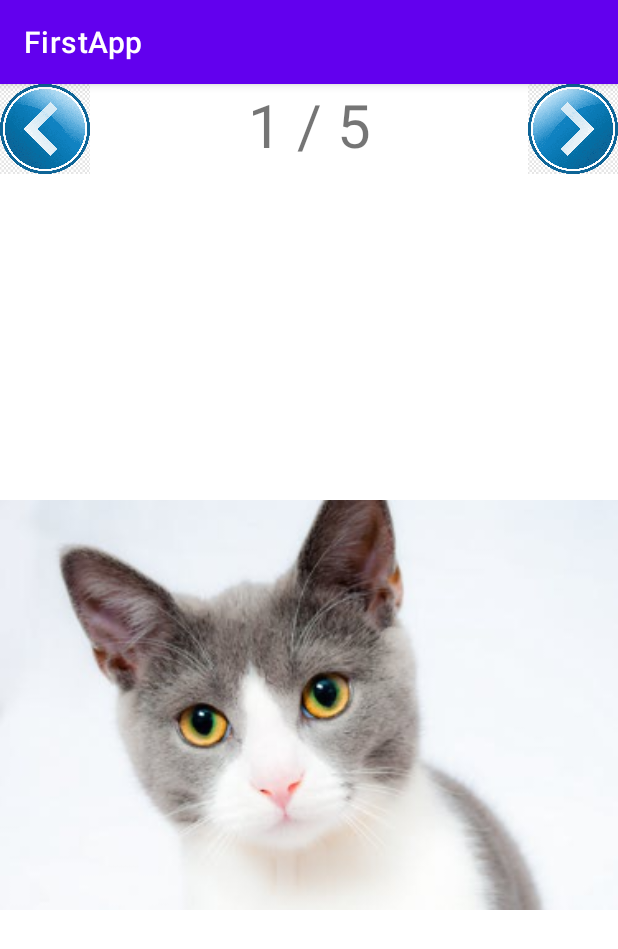
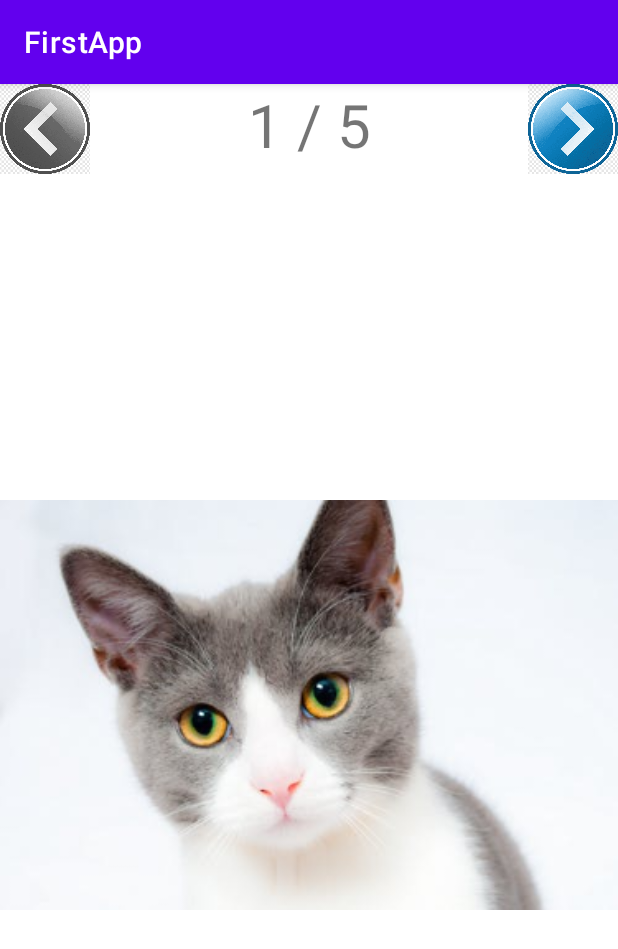
Before and after one commit to scgyong-kpu/spgp_2021, an Android app: the screen it shows after launch (MainActivity), on a phone screen of 412 x 824 dp. Shown: the top 949 px of the screen. Run offline under Robolectric (Android 15) with nearby library versions, the light colour scheme and no system bars.

Commit message:
prev/next 버튼을 selector 로 바꾸고 disabled 상태 추가

```diff
--- a/Samples/FirstApp/app/src/main/java/kr/ac/kpu/game/s1234567/firstapp/MainActivity.java
+++ b/Samples/FirstApp/app/src/main/java/kr/ac/kpu/game/s1234567/firstapp/MainActivity.java
@@ -4,6 +4,7 @@ import androidx.appcompat.app.AppCompatActivity;
 
 import android.os.Bundle;
 import android.view.View;
+import android.widget.ImageButton;
 import android.widget.ImageView;
 import android.widget.TextView;
 
@@ -11,6 +12,8 @@ public class MainActivity extends AppCompatActivity {
 
     private TextView mainTextView;
     private ImageView mainImageView;
+    private ImageButton prevButton;
+    private ImageButton nextButton;
 
     private int pageIndex;
     private static int[] resIds = {
@@ -30,6 +33,8 @@ public class MainActivity extends AppCompatActivity {
 
         mainTextView = findViewById(R.id.mainTextView);
         mainImageView = findViewById(R.id.mainImageView);
+        prevButton = findViewById(R.id.helloButton);
+        nextButton = findViewById(R.id.worldButton);
 
         showImage();
 
@@ -60,5 +65,8 @@ public class MainActivity extends AppCompatActivity {
         mainTextView.setText((pageIndex + 1) + " / " + resIds.length);
         int resId = resIds[pageIndex];
         mainImageView.setImageResource(resId);
+
+        prevButton.setEnabled(pageIndex != 0);
+        nextButton.setEnabled(pageIndex != resIds.length - 1);
     }
 }
--- /dev/null
+++ b/Samples/FirstApp/app/src/main/res/drawable/sel_btn_next.xml
@@ -0,0 +1,6 @@
+<?xml version="1.0" encoding="utf-8"?>
+<selector xmlns:android="http://schemas.android.com/apk/res/android">
+    <item android:state_enabled="true" android:state_pressed="false" android:drawable="@mipmap/next"/>
+    <item android:state_enabled="true" android:state_pressed="true" android:drawable="@mipmap/next_p"/>
+    <item android:state_enabled="false" android:drawable="@mipmap/next_d"/>
+</selector>
--- a/Samples/FirstApp/app/src/main/res/drawable/sel_btn_prev.xml
+++ b/Samples/FirstApp/app/src/main/res/drawable/sel_btn_prev.xml
@@ -1,4 +1,6 @@
 <?xml version="1.0" encoding="utf-8"?>
 <selector xmlns:android="http://schemas.android.com/apk/res/android">
-
+    <item android:state_enabled="true" android:state_pressed="false" android:drawable="@mipmap/prev"/>
+    <item android:state_enabled="true" android:state_pressed="true" android:drawable="@mipmap/prev_p"/>
+    <item android:state_enabled="false" android:drawable="@mipmap/prev_d"/>
 </selector>
--- a/Samples/FirstApp/app/src/main/res/layout/activity_main.xml
+++ b/Samples/FirstApp/app/src/main/res/layout/activity_main.xml
@@ -16,7 +16,7 @@
             android:id="@+id/helloButton"
             android:layout_width="60dp"
             android:layout_height="60dp"
-            android:background="@mipmap/prev"
+            android:background="@drawable/sel_btn_prev"
             android:textSize="30sp"
             android:onClick="onBtnPrevious"
             />
@@ -33,7 +33,7 @@
             android:id="@+id/worldButton"
             android:layout_width="60dp"
             android:layout_height="60dp"
-            android:background="@mipmap/next"
+            android:background="@drawable/sel_btn_next"
             android:textSize="30sp"
             android:onClick="onBtnNext"
             />
```
